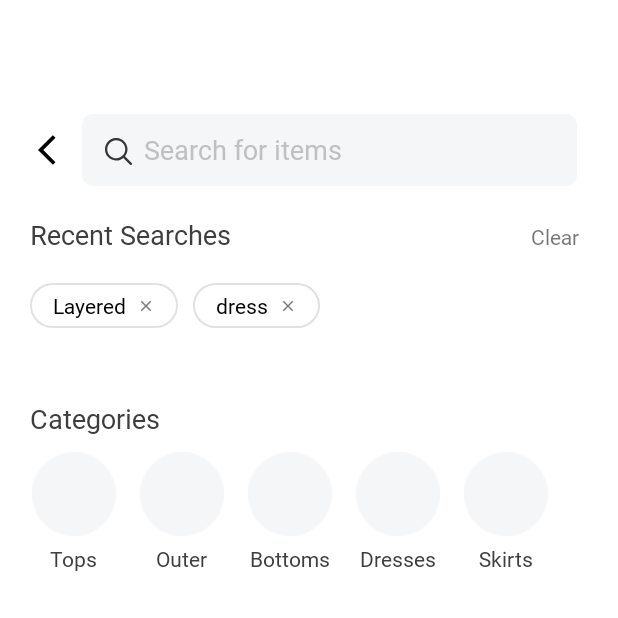
After one commit to GDSC-SWU/2025-Rewear-SolutionChallenge, an Android app: the SearchFragment screen opened through its navigation route, on a phone screen of 412 x 824 dp, the top half of it. The commit adds this screen. Run offline under Robolectric (Android 15) with nearby library versions, the phone set to English and light mode, and no system bars; our stand-ins replace navigation-ui.

Commit message:
[feat] implement Search Page UI #5

```diff
--- a/app/src/main/java/com/example/rewear/ui/home/HomeFragment.kt
+++ b/app/src/main/java/com/example/rewear/ui/home/HomeFragment.kt
@@ -73,6 +73,12 @@ class HomeFragment : Fragment() {
             findNavController().navigate(R.id.action_homeFragment_to_locationFragment)
         }
 
+        val searchClickListener = View.OnClickListener {
+            findNavController().navigate(R.id.action_homeFragment_to_searchFragment)
+        }
+
+        binding.icSearch.setOnClickListener(searchClickListener)
+
         binding.userLocation.setOnClickListener(clickListener)
         binding.userLocationIc.setOnClickListener(clickListener)
 
--- /dev/null
+++ b/app/src/main/java/com/example/rewear/ui/home/RecentSearchAdapter.kt
@@ -0,0 +1,54 @@
+package com.example.rewear.ui.home
+
+import androidx.recyclerview.widget.RecyclerView
+import android.view.LayoutInflater
+import android.view.ViewGroup
+import com.example.rewear.databinding.ItemRecentSearchesBinding
+
+data class RecentSearchHistory(
+    val recentSearch:String,
+)
+
+class RecentSearchAdapter(
+    private val items: MutableList<RecentSearchHistory>,
+    private val onItemChecked: (RecentSearchHistory) -> Unit
+) : RecyclerView.Adapter<RecentSearchAdapter.ViewHolder>() {
+
+    inner class ViewHolder(val binding: ItemRecentSearchesBinding) :
+        RecyclerView.ViewHolder(binding.root) {
+
+        fun bind(item: RecentSearchHistory) {
+            binding.recentSearchesLabel.text = item.recentSearch
+            binding.clearIcon.setOnClickListener {
+                removeItem(adapterPosition)
+                onItemChecked(item)
+            }
+        }
+    }
+    private fun removeItem(position: Int){
+        if(position!=RecyclerView.NO_POSITION){
+            val removedItem=items[position]
+            items.removeAt(position)
+            notifyItemRemoved(position)
+        }
+    }
+
+
+    override fun onCreateViewHolder(
+        parent: ViewGroup,
+        viewType: Int
+    ): ViewHolder {
+        val binding = ItemRecentSearchesBinding.inflate(
+            LayoutInflater.from(parent.context), parent, false
+        )
+        return ViewHolder(binding)
+    }
+
+    override fun onBindViewHolder(holder: ViewHolder, position: Int) {
+        val recentSearch = items[position]
+        holder.bind(recentSearch)
+
+    }
+
+    override fun getItemCount(): Int = items.size
+}
--- /dev/null
+++ b/app/src/main/java/com/example/rewear/ui/home/SearchFragment.kt
@@ -0,0 +1,71 @@
+package com.example.rewear.ui.search
+
+import android.os.Bundle
+import android.view.LayoutInflater
+import android.view.View
+import android.view.ViewGroup
+import androidx.fragment.app.Fragment
+import androidx.navigation.fragment.findNavController
+import androidx.recyclerview.widget.LinearLayoutManager
+import com.example.rewear.databinding.FragmentSearchBinding
+import com.example.rewear.ui.home.RecentSearchAdapter
+import com.example.rewear.ui.home.RecentSearchHistory
+
+class SearchFragment : Fragment() {
+
+    private var _binding: FragmentSearchBinding? = null
+    private val binding get() = _binding!!
+
+    private lateinit var adapter: RecentSearchAdapter
+    private val recentSearchList = mutableListOf(
+        RecentSearchHistory("Layered"),
+        RecentSearchHistory("dress")
+    )
+
+    override fun onCreateView(
+        inflater: LayoutInflater,
+        container: ViewGroup?,
+        savedInstanceState: Bundle?
+    ): View? {
+        _binding = FragmentSearchBinding.inflate(inflater, container, false)
+        return binding.root
+    }
+
+    override fun onViewCreated(view: View, savedInstanceState: Bundle?) {
+        super.onViewCreated(view, savedInstanceState)
+
+        binding.BtnBack.setOnClickListener {
+
+            findNavController().popBackStack()
+        }
+        adapter = RecentSearchAdapter(recentSearchList) { item ->
+            recentSearchList.remove(item)
+            adapter.notifyDataSetChanged()
+            if (recentSearchList.isEmpty()) {
+                binding.recentSearches.visibility = View.GONE
+            }
+        }
+        binding.resentSearchRecyclerView.layoutManager =
+            LinearLayoutManager(context, LinearLayoutManager.HORIZONTAL, false)
+        binding.resentSearchRecyclerView.adapter = adapter
+
+        binding.recentSearches.visibility =
+            if (recentSearchList.isEmpty()) View.GONE else View.VISIBLE
+
+
+        binding.recentSearchesClear.setOnClickListener {
+            recentSearchList.clear()
+            adapter.notifyDataSetChanged()
+            binding.recentSearches.visibility = View.GONE
+        }
+
+
+
+
+    }
+
+    override fun onDestroyView() {
+        super.onDestroyView()
+        _binding = null
+    }
+}
--- /dev/null
+++ b/app/src/main/res/drawable/ic_clear.xml
@@ -0,0 +1,5 @@
+<vector xmlns:android="http://schemas.android.com/apk/res/android" android:height="12dp" android:tint="#7B7B7B" android:viewportHeight="24" android:viewportWidth="24" android:width="12dp">
+
+    <path android:fillColor="@android:color/white" android:pathData="M19,6.41L17.59,5 12,10.59 6.41,5 5,6.41 10.59,12 5,17.59 6.41,19 12,13.41 17.59,19 19,17.59 13.41,12z"/>
+
+</vector>
--- /dev/null
+++ b/app/src/main/res/drawable/recent_searches_item.xml
@@ -0,0 +1,10 @@
+<?xml version="1.0" encoding="utf-8"?>
+<shape xmlns:android="http://schemas.android.com/apk/res/android"
+    android:shape="rectangle">
+    <solid android:color="@color/white" />
+    <corners android:radius="17.5dp" />
+    <stroke
+        android:width="1dp"
+        android:color="@color/recent_gray" />
+
+</shape>
--- a/app/src/main/res/layout/fragment_home.xml
+++ b/app/src/main/res/layout/fragment_home.xml
@@ -62,10 +62,11 @@
                     android:orientation="horizontal">
 
                     <ImageView
+                        android:id="@+id/ic_search"
                         android:layout_width="24dp"
                         android:layout_height="24dp"
                         android:layout_marginEnd="20dp"
-                        android:src="@drawable/ic_search" />
+                        android:src="@drawable/ic_search"/>
 
                     <ImageView
                         android:layout_width="24dp"
--- /dev/null
+++ b/app/src/main/res/layout/fragment_search.xml
@@ -0,0 +1,249 @@
+<?xml version="1.0" encoding="utf-8"?>
+<LinearLayout xmlns:android="http://schemas.android.com/apk/res/android"
+    xmlns:app="http://schemas.android.com/apk/res-auto"
+    xmlns:tools="http://schemas.android.com/tools"
+    android:layout_width="match_parent"
+    android:layout_height="match_parent"
+    android:orientation="vertical">
+
+    <LinearLayout
+        android:layout_width="match_parent"
+        android:layout_height="wrap_content"
+        android:orientation="horizontal">
+
+        <ImageView
+            android:id="@+id/BtnBack"
+            android:layout_width="24dp"
+            android:layout_height="24dp"
+            android:layout_marginStart="25dp"
+            android:layout_marginTop="32dp"
+            android:contentDescription="@string/back"
+            android:src="@drawable/ic_arrow_down" />
+
+
+        <LinearLayout
+            android:layout_width="330dp"
+            android:layout_height="48dp"
+            android:layout_marginStart="5dp"
+            android:layout_marginTop="20dp"
+            android:background="@drawable/rounded_search_bar"
+            android:backgroundTint="@color/lightgray_bar"
+            android:gravity="center_vertical"
+            android:orientation="horizontal">
+
+            <ImageView
+                android:id="@+id/searchIcon"
+                android:layout_width="18dp"
+                android:layout_height="18dp"
+                android:layout_marginStart="15dp"
+                android:layout_marginTop="1dp"
+                android:clickable="true"
+                android:src="@drawable/ic_search"
+                app:tint="@color/grayblack" />
+
+            <EditText
+                android:id="@+id/searchEditText"
+                android:layout_width="300dp"
+                android:layout_height="wrap_content"
+                android:background="@android:color/transparent"
+                android:hint="@string/search_item"
+                android:inputType="text"
+                android:paddingStart="8dp"
+                android:textColorHint="@color/lightgray_text" />
+        </LinearLayout>
+    </LinearLayout>
+
+    <LinearLayout
+        android:id="@+id/recentSearches"
+        android:layout_width="match_parent"
+        android:layout_height="wrap_content"
+        android:layout_marginStart="20dp"
+        android:orientation="vertical">
+
+        <LinearLayout
+            android:layout_width="match_parent"
+            android:layout_height="wrap_content"
+            android:layout_marginTop="20dp"
+            android:orientation="horizontal">
+
+            <TextView
+                android:layout_width="wrap_content"
+                android:layout_height="wrap_content"
+                android:fontFamily="@font/pretendard_semibold"
+                android:text="@string/recent_searches"
+                android:textColor="@color/sub_black"
+                android:textSize="18sp"
+                app:layout_constraintStart_toStartOf="parent"
+                app:layout_constraintTop_toTopOf="parent">
+
+            </TextView>
+
+            <TextView
+                android:id="@+id/recentSearchesClear"
+                android:layout_width="wrap_content"
+                android:layout_height="wrap_content"
+                android:paddingStart="200dp"
+                android:text="@string/clear" />
+
+        </LinearLayout>
+
+        <androidx.recyclerview.widget.RecyclerView
+            android:id="@+id/resentSearchRecyclerView"
+            android:layout_width="match_parent"
+            android:layout_height="wrap_content"
+            android:layout_marginBottom="8dp"
+            android:layout_weight="1" />
+
+    </LinearLayout>
+
+
+    <TextView
+        android:layout_width="wrap_content"
+        android:layout_height="wrap_content"
+        android:layout_marginStart="20dp"
+        android:layout_marginTop="20dp"
+        android:fontFamily="@font/pretendard_semibold"
+        android:text="@string/categories"
+        android:textColor="@color/sub_black"
+        android:textSize="18sp"></TextView>
+
+    <LinearLayout
+        android:layout_width="match_parent"
+        android:layout_height="wrap_content"
+        android:layout_marginStart="13dp"
+        android:orientation="horizontal">
+
+        <LinearLayout
+            android:id="@+id/tops"
+            android:layout_width="wrap_content"
+            android:layout_height="wrap_content"
+            android:layout_marginHorizontal="8dp"
+            android:clickable="true"
+            android:focusable="true"
+            android:orientation="vertical"
+            android:paddingVertical="10dp">
+
+            <ImageView
+                android:layout_width="wrap_content"
+                android:layout_height="wrap_content"
+                android:src="@drawable/example" />
+
+            <TextView
+                android:layout_width="wrap_content"
+                android:layout_height="wrap_content"
+                android:layout_gravity="center"
+                android:layout_marginTop="5dp"
+                android:fontFamily="@font/pretendard_regular"
+                android:text="@string/tops"
+                android:textColor="@color/sub_black"
+                android:textSize="14sp" />
+        </LinearLayout>
+
+        <LinearLayout
+            android:id="@+id/outer"
+            android:layout_width="wrap_content"
+            android:layout_height="wrap_content"
+            android:layout_marginHorizontal="8dp"
+            android:clickable="true"
+            android:focusable="true"
+            android:orientation="vertical"
+            android:paddingVertical="10dp">
+
+            <ImageView
+                android:layout_width="wrap_content"
+                android:layout_height="wrap_content"
+                android:src="@drawable/example" />
+
+            <TextView
+                android:layout_width="wrap_content"
+                android:layout_height="wrap_content"
+                android:layout_gravity="center"
+                android:layout_marginTop="5dp"
+                android:fontFamily="@font/pretendard_regular"
+                android:text="@string/outer"
+                android:textColor="@color/sub_black"
+                android:textSize="14sp" />
+        </LinearLayout>
+
+        <LinearLayout
+            android:id="@+id/bottoms"
+            android:layout_width="wrap_content"
+            android:layout_height="wrap_content"
+            android:layout_marginHorizontal="8dp"
+            android:clickable="true"
+            android:focusable="true"
+            android:orientation="vertical"
+            android:paddingVertical="10dp">
+
+            <ImageView
+                android:layout_width="wrap_content"
+                android:layout_height="wrap_content"
+                android:src="@drawable/example" />
+
+            <TextView
+                android:layout_width="wrap_content"
+                android:layout_height="wrap_content"
+                android:layout_gravity="center"
+                android:layout_marginTop="5dp"
+                android:fontFamily="@font/pretendard_regular"
+                android:text="@string/bottoms"
+                android:textColor="@color/sub_black"
+                android:textSize="14sp" />
+        </LinearLayout>
+
+        <LinearLayout
+            android:id="@+id/dresses"
+            android:layout_width="wrap_content"
+            android:layout_height="wrap_content"
+            android:layout_marginHorizontal="8dp"
+            android:clickable="true"
+            android:focusable="true"
+            android:orientation="vertical"
+            android:paddingVertical="10dp">
+
+            <ImageView
+                android:layout_width="wrap_content"
+                android:layout_height="wrap_content"
+                android:src="@drawable/example" />
+
+            <TextView
+                android:layout_width="wrap_content"
+                android:layout_height="wrap_content"
+                android:layout_gravity="center"
+                android:layout_marginTop="5dp"
+                android:fontFamily="@font/pretendard_regular"
+                android:text="@string/dresses"
+                android:textColor="@color/sub_black"
+                android:textSize="14sp" />
+        </LinearLayout>
+
+        <LinearLayout
+            android:id="@+id/skirts"
+            android:layout_width="wrap_content"
+            android:layout_height="wrap_content"
+            android:layout_marginHorizontal="8dp"
+            android:clickable="true"
+            android:focusable="true"
+            android:orientation="vertical"
+            android:paddingVertical="10dp">
+
+            <ImageView
+                android:layout_width="wrap_content"
+                android:layout_height="wrap_content"
+                android:src="@drawable/example" />
+
+            <TextView
+                android:layout_width="wrap_content"
+                android:layout_height="wrap_content"
+                android:layout_gravity="center"
+                android:layout_marginTop="5dp"
+                android:fontFamily="@font/pretendard_regular"
+                android:text="@string/skirts"
+                android:textColor="@color/sub_black"
+                android:textSize="14sp" />
+        </LinearLayout>
+
+    </LinearLayout>
+
+
+</LinearLayout>
--- /dev/null
+++ b/app/src/main/res/layout/item_recent_searches.xml
@@ -0,0 +1,30 @@
+<?xml version="1.0" encoding="utf-8"?>
+<LinearLayout xmlns:android="http://schemas.android.com/apk/res/android"
+    android:orientation="horizontal"
+    android:layout_width="wrap_content"
+    android:layout_height="wrap_content"
+    android:background="@drawable/recent_searches_item"
+    android:paddingEnd="8dp"
+    android:layout_marginEnd="10dp"
+    android:layout_marginVertical="20dp">
+
+    <TextView
+        android:id="@+id/recentSearchesLabel"
+        android:layout_width="wrap_content"
+        android:layout_height="wrap_content"
+        android:text="Layered"
+        android:fontFamily="@font/pretendard_regular"
+        android:textSize="14sp"
+        android:paddingStart="15dp"
+        android:paddingVertical="5dp"
+        android:textColor="@color/searches_black"/>
+
+    <ImageView
+        android:id="@+id/clearIcon"
+        android:layout_width="wrap_content"
+        android:layout_height="wrap_content"
+        android:paddingHorizontal="7dp"
+        android:paddingTop="9dp"
+        android:src="@drawable/ic_clear"/>
+
+</LinearLayout>
--- a/app/src/main/res/navigation/mobile_navigation.xml
+++ b/app/src/main/res/navigation/mobile_navigation.xml
@@ -13,7 +13,13 @@
         <action
             android:id="@+id/action_homeFragment_to_locationFragment"
             app:destination="@+id/locationFragment" />
+
+        <action
+            android:id="@+id/action_homeFragment_to_searchFragment"
+            app:destination="@+id/searchFragment" />
     </fragment>
+
+
 
     <fragment
         android:id="@+id/navigation_reform"
@@ -32,4 +38,10 @@
         android:name="com.example.rewear.ui.location.LocationFragment"
         android:label="Location"
         tools:layout="@layout/fragment_location"/>
+
+    <fragment
+        android:id="@+id/searchFragment"
+        android:name="com.example.rewear.ui.search.SearchFragment"
+        android:label="Search"
+        tools:layout="@layout/fragment_search"/>
 </navigation>
--- a/app/src/main/res/values/colors.xml
+++ b/app/src/main/res/values/colors.xml
@@ -7,10 +7,12 @@
     <color name="white">#FFFFFF</color>
     <color name="black">#000000</color>
     <color name="sub_black">#3E3E3E</color>
+    <color name="searches_black">#010101</color>
     <color name="card_background">#F7FAFF</color>
     <color name="heart">#FF3466</color>
     <color name="grayblack">#363636</color>
     <color name="gray2">#B5B5B5</color>
+    <color name="recent_gray">#E1E1E1</color>
     <color name="lightgray">#D5D5D5</color>
     <color name="uncheck">#D8D8D8</color>
     <color name="bottom_view">#B0B5C8</color>
--- a/app/src/main/res/values/strings.xml
+++ b/app/src/main/res/values/strings.xml
@@ -10,4 +10,12 @@
     <string name="search">Search for an address</string>
     <string name="use_current_location">Use current location</string>
     <string name="clear">Clear</string>
+    <string name="search_item">Search for items</string>
+    <string name="recent_searches">Recent Searches</string>
+    <string name="categories">Categories</string>
+    <string name="tops">Tops</string>
+    <string name="outer">Outer</string>
+    <string name="bottoms">Bottoms</string>
+    <string name="dresses">Dresses</string>
+    <string name="skirts">Skirts</string>
 </resources>
```
Also changed, not shown: app/src/main/res/drawable/example.png (added).
